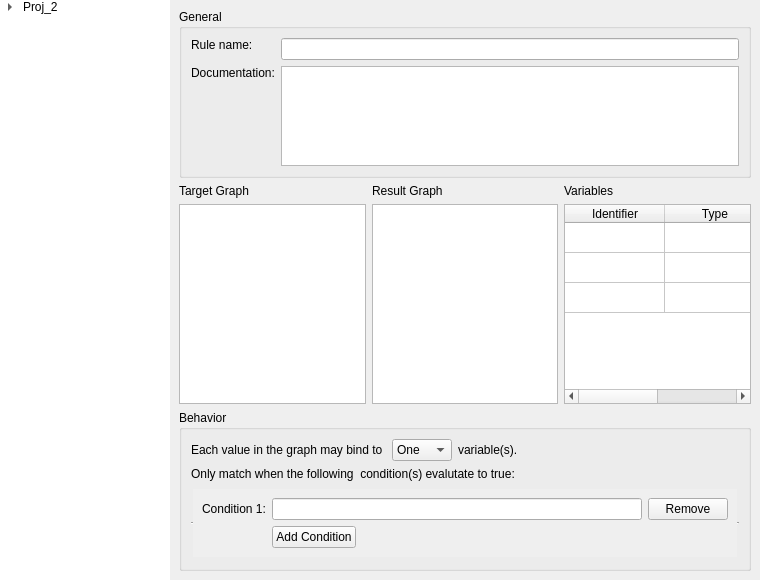
Old version of the form src/edit.ui in the repository aelliott/GP2.
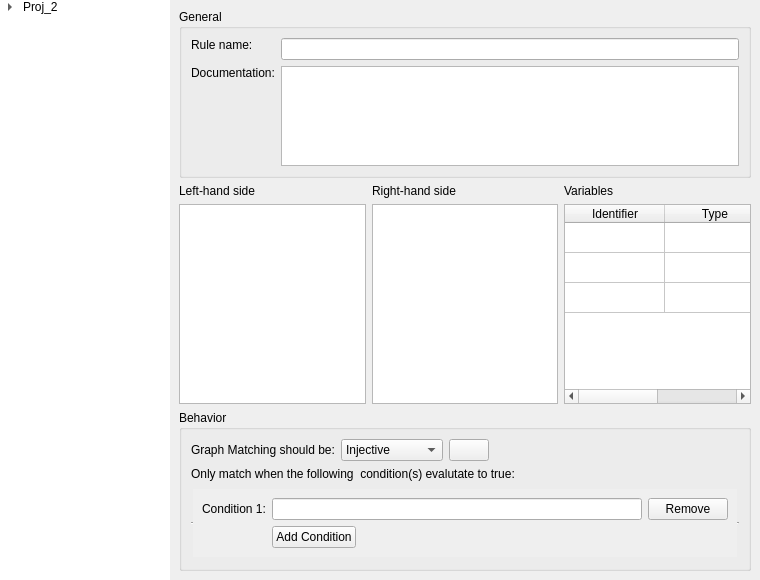
New version of the form. Icons and pictures are not drawn.

Diff of the .ui file:
```diff
--- a/src/edit.ui
+++ b/src/edit.ui
@@ -207,7 +207,7 @@
            <item>
             <widget class="QLabel" name="label_3">
              <property name="text">
-              <string>Target Graph</string>
+              <string>Left-hand side</string>
              </property>
             </widget>
            </item>
@@ -221,7 +221,7 @@
            <item>
             <widget class="QLabel" name="label_4">
              <property name="text">
-              <string>Result Graph</string>
+              <string>Right-hand side</string>
              </property>
             </widget>
            </item>
@@ -316,7 +316,7 @@
                </sizepolicy>
               </property>
               <property name="text">
-               <string>Each value in the graph may bind to </string>
+               <string>Graph Matching should be:</string>
               </property>
              </widget>
             </item>
@@ -324,31 +324,29 @@
              <widget class="QComboBox" name="matchRulesCombo">
               <item>
                <property name="text">
-                <string>One</string>
+                <string>Injective</string>
                </property>
               </item>
               <item>
                <property name="text">
-                <string>Many</string>
+                <string>Non-injective</string>
                </property>
               </item>
              </widget>
             </item>
             <item>
-             <widget class="QLabel" name="matchRulesLabel2">
-              <property name="sizePolicy">
-               <sizepolicy hsizetype="Preferred" vsizetype="Fixed">
-                <horstretch>0</horstretch>
-                <verstretch>0</verstretch>
-               </sizepolicy>
-              </property>
+             <widget class="QPushButton" name="pushButton">
               <property name="text">
-               <string>variable(s).</string>
+               <string/>
+              </property>
+              <property name="icon">
+               <iconset resource="icons.qrc">
+                <normaloff>:/icons/small_help.png</normaloff>:/icons/small_help.png</iconset>
               </property>
              </widget>
             </item>
             <item>
-             <spacer name="matchRulesSpacer">
+             <spacer name="horizontalSpacer">
               <property name="orientation">
                <enum>Qt::Horizontal</enum>
               </property>
```
Left out of the diff: 17 changed lines with no effect on the pictures.
